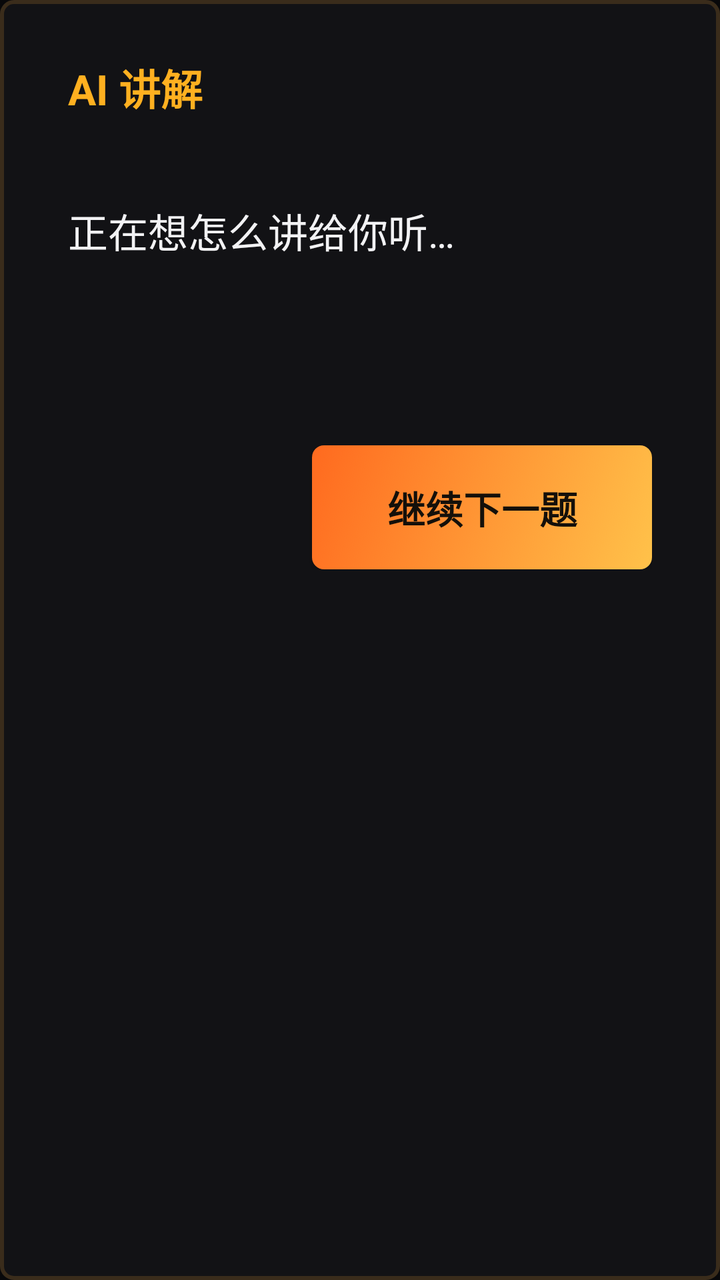
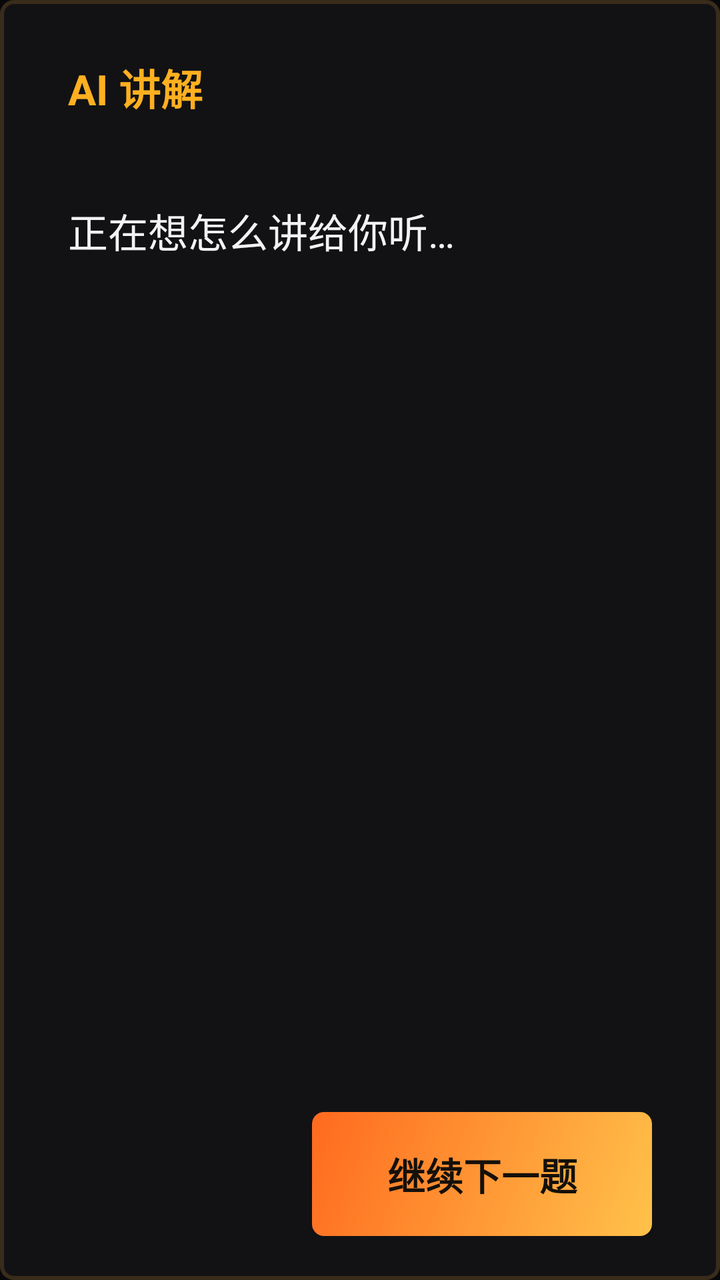

The first picture is an Android layout as it rendered before a commit; the second is the same layout after the commit. The layout source and the unified diff follow.
<!-- AndroidManifest.xml: application theme AppTheme -->
<!-- res/layout/dialog_ai.xml -->
<?xml version="1.0" encoding="utf-8"?>
<LinearLayout xmlns:android="http://schemas.android.com/apk/res/android"
    android:id="@+id/aiPanelRoot"
    android:layout_width="match_parent"
    android:layout_height="wrap_content"
    android:background="@drawable/bg_dialog"
    android:orientation="vertical"
    android:paddingLeft="34dp"
    android:paddingTop="28dp"
    android:paddingRight="34dp"
    android:paddingBottom="22dp">

    <TextView
        android:id="@+id/tvAiTitle"
        android:layout_width="wrap_content"
        android:layout_height="wrap_content"
        android:text="AI 讲解"
        android:textColor="@color/accent"
        android:textSize="21sp"
        android:textStyle="bold" />

    <TextView
        android:id="@+id/tvAiMeta"
        android:layout_width="match_parent"
        android:layout_height="wrap_content"
        android:layout_marginTop="6dp"
        android:text=""
        android:textColor="@color/textSecondary"
        android:textSize="16sp" />

    <ScrollView
        android:id="@+id/aiScroll"
        android:layout_width="match_parent"
        android:layout_height="wrap_content"
        android:layout_marginTop="14dp"
        android:overScrollMode="never"
        android:scrollbars="none">

        <TextView
            android:id="@+id/tvAiBody"
            android:layout_width="match_parent"
            android:layout_height="wrap_content"
            android:lineSpacingExtra="7dp"
            android:minHeight="104dp"
            android:text="正在想怎么讲给你听…"
            android:textColor="@color/textPrimary"
            android:textSize="20sp" />
    </ScrollView>

    <TextView
        android:id="@+id/tvAiMore"
        android:layout_width="match_parent"
        android:layout_height="wrap_content"
        android:layout_marginTop="8dp"
        android:text="↓ 内容较长，按遥控器上下键翻看"
        android:textColor="@color/textSecondary"
        android:textSize="14sp"
        android:visibility="gone" />

    <LinearLayout
        android:layout_width="match_parent"
        android:layout_height="wrap_content"
        android:layout_marginTop="18dp"
        android:gravity="right|center_vertical"
        android:orientation="horizontal">

        <Button
            android:id="@+id/btnAiRetry"
            style="@style/TvButton"
            android:layout_width="wrap_content"
            android:layout_height="wrap_content"
            android:minWidth="110dp"
            android:text="重试"
            android:visibility="gone" />

        <Button
            android:id="@+id/btnAiClose"
            style="@style/TvButtonPrimary"
            android:layout_width="wrap_content"
            android:layout_height="wrap_content"
            android:layout_marginLeft="14dp"
            android:minWidth="170dp"
            android:text="继续下一题" />
    </LinearLayout>
</LinearLayout>
<!-- resources referenced by this layout -->
<resources>
  <color name="accent">#FFB020</color>
  <color name="textPrimary">#F2F2F4</color>
  <color name="textSecondary">#9A9AA2</color>
  <!-- drawable bg_dialog (drawable) -->
  <?xml version="1.0" encoding="utf-8"?>
  <shape xmlns:android="http://schemas.android.com/apk/res/android" android:shape="rectangle">
      <solid android:color="@color/surfaceAlt" />
      <corners android:radius="6dp" />
      <stroke
          android:width="2dp"
          android:color="#3A2C1B" />
  </shape>
  <style name="TvButton" parent="@android:style/Widget.DeviceDefault.Button">
          <item name="android:background">@drawable/bg_option</item>
          <item name="android:textColor">@color/textPrimary</item>
          <item name="android:textSize">19sp</item>
          <item name="android:focusable">true</item>
          <item name="android:focusableInTouchMode">true</item>
          <item name="android:minHeight">62dp</item>
          <item name="android:minWidth">120dp</item>
          <item name="android:paddingLeft">22dp</item>
          <item name="android:paddingRight">22dp</item>
          <item name="android:textAllCaps">false</item>
          <item name="android:gravity">center</item>
      </style>
  <style name="TvButtonPrimary" parent="TvButton">
          <item name="android:background">@drawable/bg_button_primary</item>
          <item name="android:textColor">#14100A</item>
          <item name="android:textStyle">bold</item>
      </style>
  <style name="AppTheme" parent="@android:style/Theme.DeviceDefault.NoActionBar">
          <item name="android:windowBackground">@color/bgDeep</item>
          <item name="android:colorBackground">@color/bgDeep</item>
          <item name="android:windowContentOverlay">@null</item>
      </style>
  <color name="surfaceAlt">#121215</color>
  <!-- drawable bg_option (drawable) -->
  <?xml version="1.0" encoding="utf-8"?>
  <selector xmlns:android="http://schemas.android.com/apk/res/android">
      <item android:state_focused="true">
          <shape android:shape="rectangle">
              <solid android:color="@color/surfaceFocus" />
              <corners android:radius="6dp" />
              <stroke
                  android:width="2dp"
                  android:color="@color/strokeFocus" />
          </shape>
      </item>
      <item android:state_pressed="true">
          <shape android:shape="rectangle">
              <solid android:color="@color/surfaceFocus" />
              <corners android:radius="6dp" />
              <stroke
                  android:width="2dp"
                  android:color="@color/accent" />
          </shape>
      </item>
      <item>
          <shape android:shape="rectangle">
              <solid android:color="@color/surface" />
              <corners android:radius="6dp" />
              <stroke
                  android:width="2dp"
                  android:color="@color/stroke" />
          </shape>
      </item>
  </selector>
  <color name="bgDeep">#08080A</color>
  <color name="surfaceFocus">#2A2116</color>
  <color name="strokeFocus">#FFB020</color>
  <color name="surface">#16161A</color>
  <color name="stroke">#26262C</color>
  <color name="accentDeep">#FF6A1F</color>
  <color name="accentLight">#FFC24A</color>
  <!-- unchanged entries left out for length: 1 -->
</resources>

<!-- the commit's change to res/layout/dialog_ai.xml (unified diff, before → after) -->
@@ -2,7 +2,7 @@
 <LinearLayout xmlns:android="http://schemas.android.com/apk/res/android"
     android:id="@+id/aiPanelRoot"
     android:layout_width="match_parent"
-    android:layout_height="wrap_content"
+    android:layout_height="match_parent"
     android:background="@drawable/bg_dialog"
     android:orientation="vertical"
     android:paddingLeft="34dp"
@@ -31,7 +31,8 @@
     <ScrollView
         android:id="@+id/aiScroll"
         android:layout_width="match_parent"
-        android:layout_height="wrap_content"
+        android:layout_height="0dp"
+        android:layout_weight="1"
         android:layout_marginTop="14dp"
         android:overScrollMode="never"
         android:scrollbars="none">
@@ -52,9 +53,9 @@
         android:layout_width="match_parent"
         android:layout_height="wrap_content"
         android:layout_marginTop="8dp"
-        android:text="↓ 内容较长，按遥控器上下键翻看"
-        android:textColor="@color/textSecondary"
-        android:textSize="14sp"
+        android:text="↓ 还有内容 · 按遥控器上下键翻看"
+        android:textColor="@color/accent"
+        android:textSize="15sp"
         android:visibility="gone" />
 
     <LinearLayout
